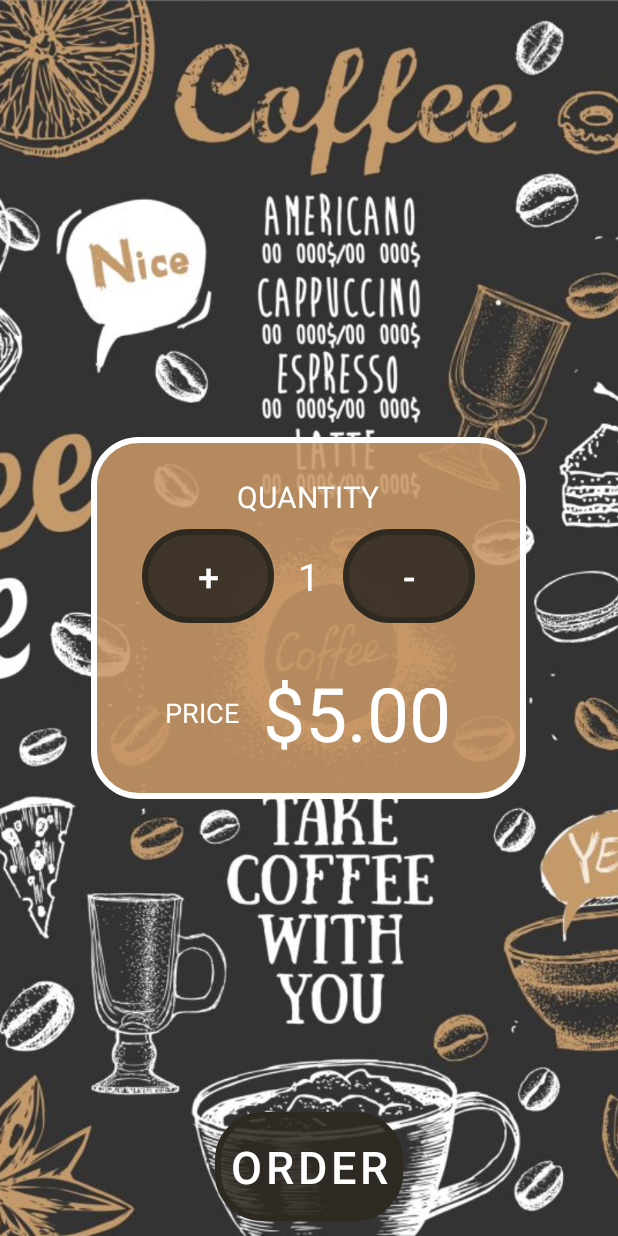
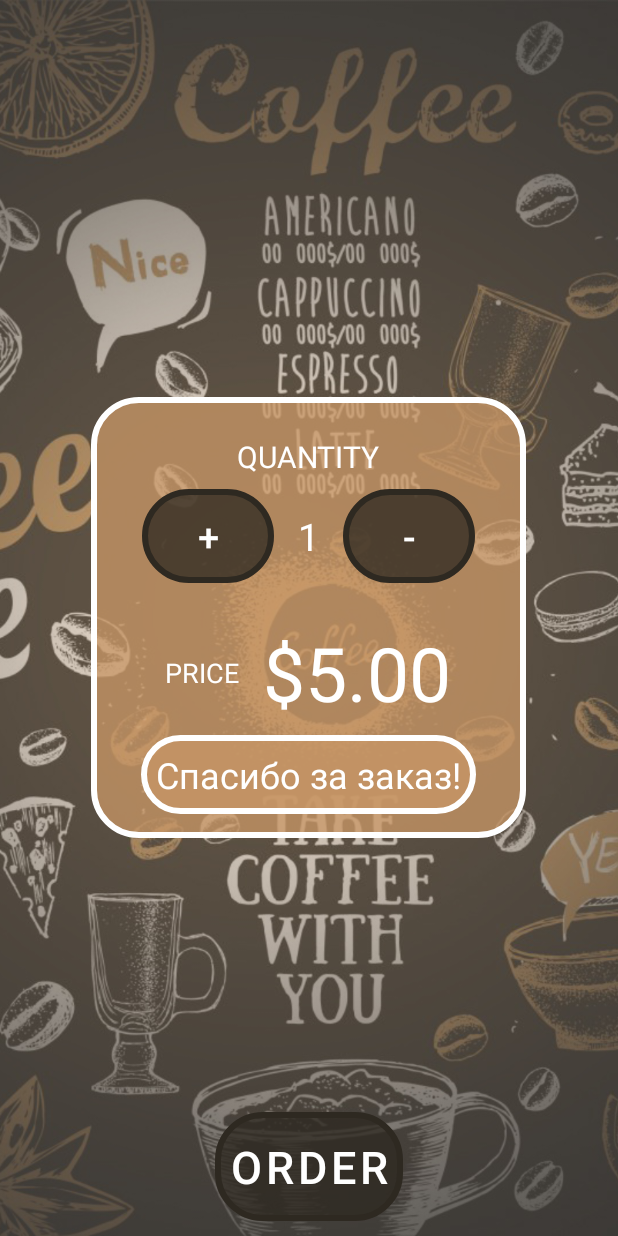
Before and after one commit to Ane4kino/Coffee, an Android app: the screen it shows after launch (MainActivity), after a tap on "ORDER", on a phone screen of 412 x 824 dp. Run offline under Robolectric (Android 15) with nearby library versions, the phone set to English and light mode, and no system bars.

Commit message:
new Version 1.0

```diff
--- a/app/src/main/java/com/example/coffee/MainActivity.java
+++ b/app/src/main/java/com/example/coffee/MainActivity.java
@@ -10,6 +10,7 @@ package com.example.coffee;
 
 
 import android.annotation.SuppressLint;
+import android.app.MediaRouteButton;
 import android.os.Bundle;
 import android.view.View;
 import android.widget.TextView;
@@ -36,6 +37,12 @@ public class MainActivity extends AppCompatActivity {
     public void submitOrder(View view) {
         display(numberOfCoffees);
         displayPrice(numberOfCoffees * priseOfCoffees);
+        displayThankYouMessage();
+    }
+
+    private void displayThankYouMessage() {
+        TextView thankYouTextView = findViewById(R.id.thank_you_text_view);
+        thankYouTextView.setVisibility(View.VISIBLE);
     }
 
     public void increment(View view) {
@@ -68,4 +75,5 @@ public class MainActivity extends AppCompatActivity {
         TextView priceTextView = (TextView) findViewById(R.id.price_text_view);
         priceTextView.setText(NumberFormat.getCurrencyInstance().format(number));
     }
+
 }
--- a/app/src/main/res/drawable/layout_bg.xml
+++ b/app/src/main/res/drawable/layout_bg.xml
@@ -1,6 +1,6 @@
 <?xml version="1.0" encoding="UTF-8"?>
 <shape xmlns:android="http://schemas.android.com/apk/res/android">
-    <solid android:color="#DFC99766"/>
+    <solid android:color="#C3C99766"/>
     <stroke android:width="4dp" android:color="#FFFFFF" />
     <corners android:radius="30dp"/>
     <padding android:left="0dp" android:top="0dp" android:right="0dp" android:bottom="0dp" />
--- a/app/src/main/res/layout/activity_main.xml
+++ b/app/src/main/res/layout/activity_main.xml
@@ -9,19 +9,20 @@
         android:layout_width="match_parent"
         android:background="@drawable/layout_bg"
         android:layout_height="match_parent"
-        android:src="@drawable/_226358"
+        android:src="@drawable/_226358__1_"
         android:antialias="true"
         android:adjustViewBounds="true"
         android:scaleType="centerCrop">
     </ImageView>
 
     <LinearLayout
+        android:id="@+id/block"
         android:layout_width="wrap_content"
         android:layout_height="wrap_content"
         android:layout_centerInParent="true"
+        android:background="@drawable/layout_bg"
         android:orientation="vertical"
         android:padding="16dp"
-        android:background="@drawable/layout_bg"
         tools:context=".MainActivity">
 
 
@@ -58,12 +59,12 @@
                     android:layout_width="wrap_content"
                     android:layout_height="wrap_content"
                     android:layout_margin="8dp"
+                    android:background="@drawable/layout_bg"
                     android:onClick="increment"
                     android:padding="8dp"
                     android:text="+"
                     android:textColor="@color/white"
                     android:textSize="25sp"
-                    android:background="@drawable/layout_bg"
                     tools:ignore="HardcodedText">
 
                 </Button>
@@ -85,9 +86,9 @@
                     android:layout_width="wrap_content"
                     android:layout_height="wrap_content"
                     android:layout_margin="8dp"
+                    android:background="@drawable/layout_bg"
                     android:onClick="decrement"
                     android:padding="8dp"
-                    android:background="@drawable/layout_bg"
                     android:text="-"
                     android:textColor="@color/white"
                     android:textSize="25sp"
@@ -137,6 +138,19 @@
                 </TextView>
             </LinearLayout>
         </LinearLayout>
+        <TextView
+            android:id="@+id/thank_you_text_view"
+            android:layout_width="wrap_content"
+            android:layout_height="wrap_content"
+            android:layout_gravity="center"
+            android:text="Спасибо за заказ!"
+            android:textSize="24sp"
+            android:padding="10dp"
+            android:textColor="#FFFFFF"
+            android:background="@drawable/layout_bg"
+            android:visibility="invisible"
+            tools:ignore="NotSibling"
+            />
     </LinearLayout>
 
     <Button
@@ -146,10 +160,7 @@
         android:layout_alignParentBottom="true"
         android:layout_centerHorizontal="true"
         android:layout_gravity="center"
-        android:layout_marginStart="10dp"
-        android:layout_marginTop="10dp"
-        android:layout_marginEnd="10dp"
-        android:layout_marginBottom="10dp"
+        android:layout_margin="10dp"
         android:onClick="submitOrder"
         android:padding="10dp"
         android:text="order"
```
Also changed, not shown: app/src/main/res/drawable/_226358__1_.jpg (added).
